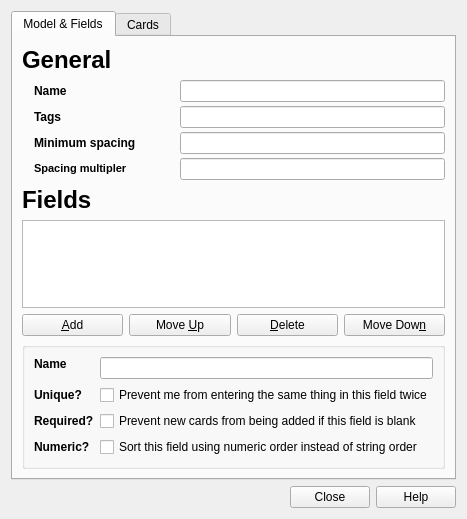
Qt form designer/modelproperties.ui (ankitects/anki) before a commit.
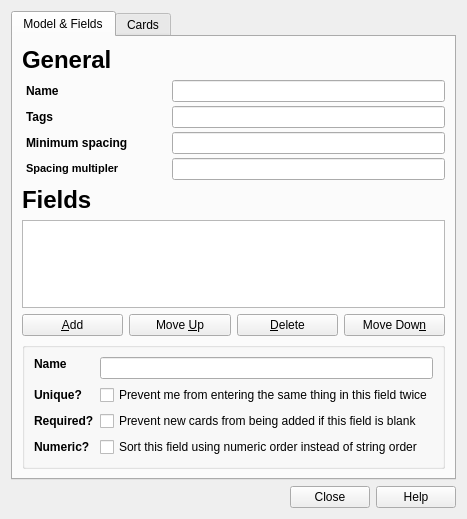
The same form after that commit.

Diff of the .ui file:
```diff
--- a/designer/modelproperties.ui
+++ b/designer/modelproperties.ui
@@ -50,7 +50,7 @@
        <item>
         <layout class="QGridLayout" name="gridLayout" >
          <property name="leftMargin" >
-          <number>12</number>
+          <number>4</number>
          </property>
          <property name="spacing" >
           <number>4</number>
```
